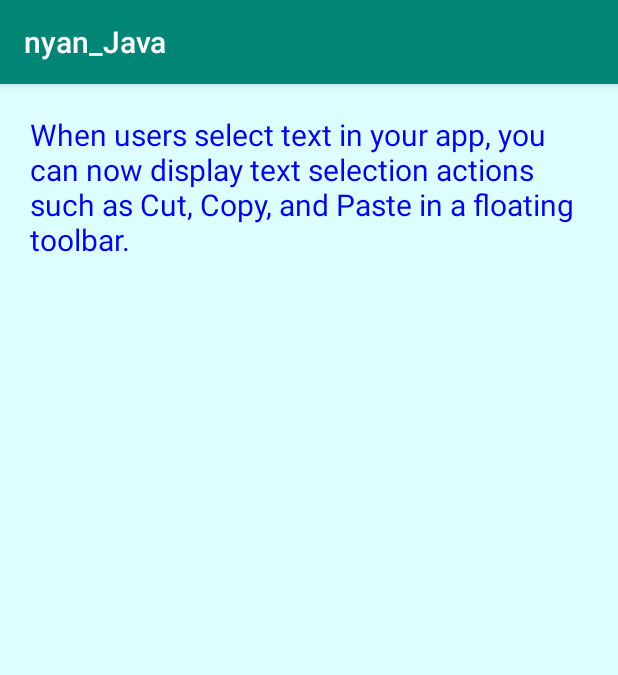
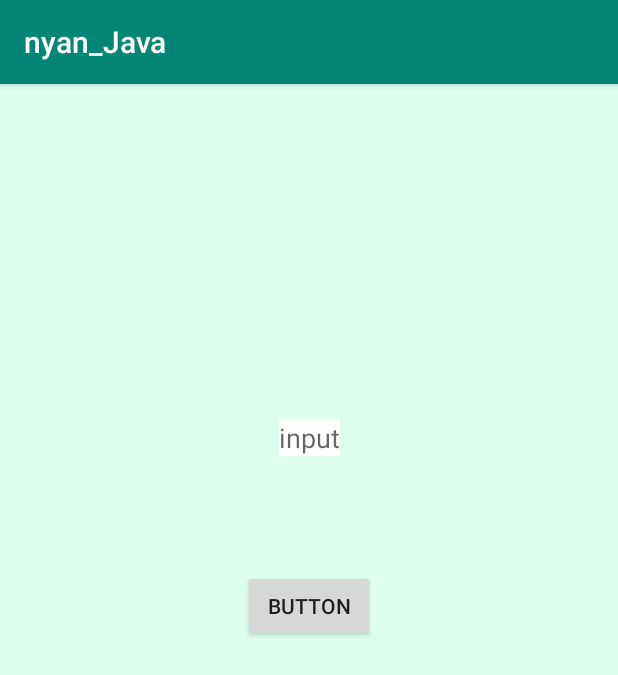
Before and after one commit to wat128/nyan_Java, an Android app: the screen it shows after launch (MainActivity), on a phone screen of 412 x 824 dp. Shown: the top 675 px of the screen. Run offline under Robolectric (Android 15) with nearby library versions, the phone set to English and light mode, and no system bars.

Commit message:
3.EditText 文字を入力する

```diff
--- a/app/src/main/java/com/wat128/nyan_java/MainActivity.java
+++ b/app/src/main/java/com/wat128/nyan_java/MainActivity.java
@@ -20,6 +20,7 @@ import android.view.MenuItem;
 import android.view.View;
 import android.view.ViewGroup;
 import android.widget.Button;
+import android.widget.EditText;
 import android.widget.ImageButton;
 import android.widget.ImageView;
 import android.widget.LinearLayout;
@@ -33,64 +34,23 @@ import java.util.Locale;
 
 public class MainActivity extends AppCompatActivity {
 
-    private TextView textView, textCopied;
+    private EditText editText;
+    private TextView textView;
 
     @Override
     protected void onCreate(Bundle savedInstanceState) {
         super.onCreate(savedInstanceState);
         setContentView(R.layout.activity_main);
 
+        editText = findViewById(R.id.edit_text);
         textView = findViewById(R.id.text_view);
-        textCopied = findViewById(R.id.text_copied);
+        Button button = findViewById(R.id.button);
 
-        textView.setText(R.string.info_text);
-        textView.setTextIsSelectable(true);
-
-        textView.setCustomSelectionActionModeCallback(new ActionMode.Callback2(){
+        button.setOnClickListener(new View.OnClickListener() {
             @Override
-            public boolean onCreateActionMode(ActionMode mode, Menu menu) {
-                return true;
-            }
-
-            @Override
-            public boolean onPrepareActionMode(ActionMode mode, Menu menu) {
-                return false;
-            }
-
-            @Override
-            public boolean onActionItemClicked(ActionMode mode, MenuItem item) {
-
-                switch(item.getItemId()){
-                    case android.R.id.copy:
-                        int min = 0;
-                        int max = textView.getText().length();
-                        if(textView.isFocused()) {
-                            final int selStart = textView.getSelectionStart();
-                            final int selEnd = textView.getSelectionEnd();
-
-                            min = Math.max(0, Math.min(selStart, selEnd));
-                            max = Math.max(0, Math.max(selStart, selEnd));
-                        }
-
-                        final CharSequence selectedText = textView.getText().subSequence(min, max);
-
-                        textCopied.setText(selectedText.toString());
-
-                        mode.finish();;
-                        return true;
-                    case android.R.id.cut:
-                        return true;
-                    case android.R.id.paste:
-                        return true;
-                    default:
-                        break;
-                }
-                return false;
-            }
-
-            @Override
-            public void onDestroyActionMode(ActionMode mode) {
-
+            public void onClick(View v) {
+                String text = editText.getText().toString();
+                textView.setText(text);
             }
         });
 
--- a/app/src/main/res/layout/activity_main.xml
+++ b/app/src/main/res/layout/activity_main.xml
@@ -1,28 +1,50 @@
 <?xml version="1.0" encoding="utf-8"?>
-<LinearLayout
+<androidx.constraintlayout.widget.ConstraintLayout
     xmlns:android="http://schemas.android.com/apk/res/android"
     xmlns:app="http://schemas.android.com/apk/res-auto"
     xmlns:tools="http://schemas.android.com/tools"
     android:layout_width="match_parent"
     android:layout_height="match_parent"
-    android:orientation="vertical"
-    android:padding="20sp"
-    android:background="#dff"
+    android:background="#dfe"
     tools:context=".MainActivity">
 
     <TextView
         android:id="@+id/text_view"
         android:layout_width="wrap_content"
         android:layout_height="wrap_content"
-        android:textColor="#00f"
-        android:textSize="20sp"/>
+        android:gravity="center_horizontal"
+        android:textSize="30sp"
+        app:layout_constraintTop_toTopOf="parent"
+        app:layout_constraintRight_toRightOf="parent"
+        app:layout_constraintLeft_toLeftOf="parent"
+        app:layout_constraintBottom_toBottomOf="parent"
+        app:layout_constraintHorizontal_bias="0.5"
+        app:layout_constraintVertical_bias="0.15"/>
 
-    <TextView
-        android:id="@+id/text_copied"
+    <EditText
+        android:id="@+id/edit_text"
+        android:hint="@string/hint"
+        android:autofillHints="@string/hint"
+        android:inputType="text"
         android:layout_width="wrap_content"
         android:layout_height="wrap_content"
-        android:layout_margin="10dp"
-        android:textSize="20sp"
-        android:textColor="#f00"/>
+        android:background="#ffffff"
+        app:layout_constraintBottom_toBottomOf="parent"
+        app:layout_constraintLeft_toLeftOf="parent"
+        app:layout_constraintRight_toRightOf="parent"
+        app:layout_constraintTop_toTopOf="parent"
+        app:layout_constraintVertical_bias="0.3"/>
 
-</LinearLayout>
+    <Button
+        android:id="@+id/button"
+        android:text="@string/button"
+        android:layout_width="wrap_content"
+        android:layout_height="wrap_content"
+        app:layout_constraintRight_toRightOf="parent"
+        app:layout_constraintTop_toTopOf="parent"
+        app:layout_constraintLeft_toLeftOf="parent"
+        app:layout_constraintBottom_toBottomOf="parent"
+        app:layout_constraintVertical_bias="0.45"/>
+
+
+</androidx.constraintlayout.widget.ConstraintLayout>
--- a/app/src/main/res/values/strings.xml
+++ b/app/src/main/res/values/strings.xml
@@ -9,4 +9,5 @@
     <string name="image_description">Kina is sleeping</string>
     <string name="text">Text TextView</string>
     <string name="info_text">When users select text in your app, you can now display text selection actions such as Cut, Copy, and Paste in a floating toolbar.</string>
+    <string name="hint">input</string>
 </resources>
```
